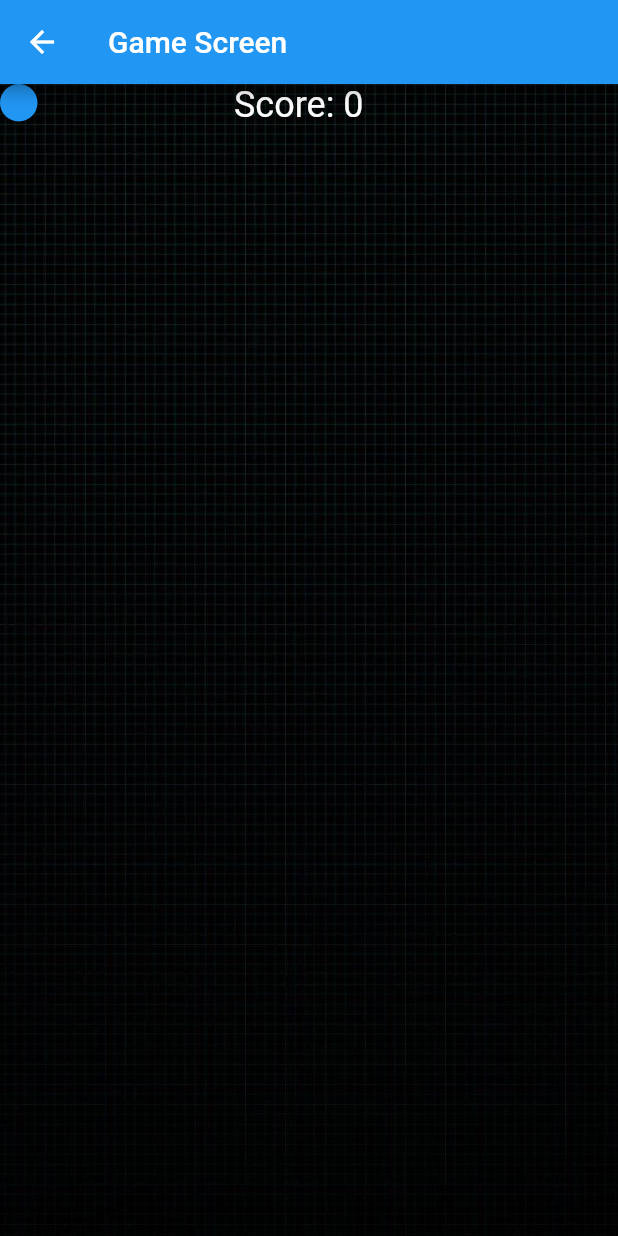
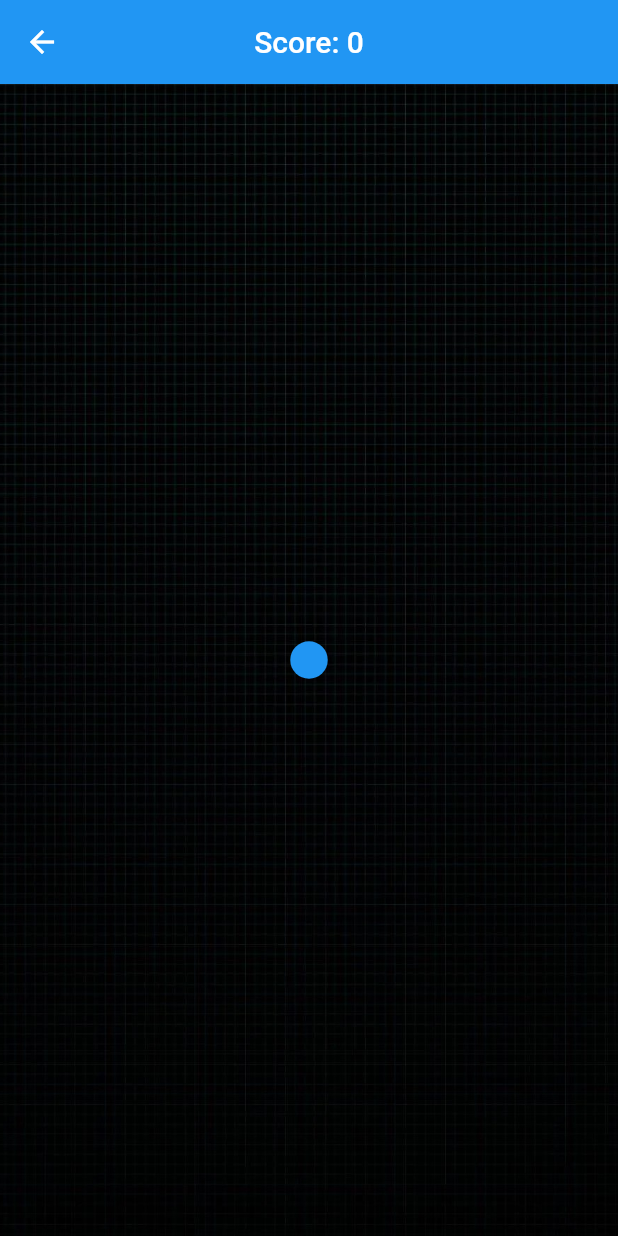
Before and after one commit to AlhasanChaaban/ProjectOne, a Flutter app: the screen it shows after launch, after a tap on "Start Game", on a phone screen of 412 x 824 dp. Run offline on Flutter 3.47's test engine with Material 2 defaults, Android fonts, the phone set to English and light mode, and no system bars.

Commit message:
save change

```diff
--- a/lib/game_screen.dart
+++ b/lib/game_screen.dart
@@ -18,7 +18,8 @@ class _GameScreenState extends State<GameScreen> {
   Widget build(BuildContext context) {
     return Scaffold(
       appBar: AppBar(
-        title: const Text('Game Screen'),
+        title: Text('Score: $score'),
+        centerTitle: true,
       ),
       body: Container(
         decoration: const BoxDecoration(
@@ -30,17 +31,17 @@ class _GameScreenState extends State<GameScreen> {
         child: Stack(
           children: <Widget>[
             Positioned(
-              left: circlePositionX,
-              top: circlePositionY,
               child: GestureDetector(
                 onTap: () {
                   setState(() {
                     score++;
                     // Set new random position
-                    circlePositionX = random.nextDouble() * 350;
-                    circlePositionY = random.nextDouble() * 500;
+                    circlePositionX = random.nextDouble() * 2 -1;
+                    circlePositionY = random.nextDouble() * 2 -1;
                   });
                 },
+                child: Container(
+                  alignment: Alignment(circlePositionX,circlePositionY),
                   child: Container(
                     width: circleSize,
                     height: circleSize,
@@ -51,13 +52,6 @@ class _GameScreenState extends State<GameScreen> {
                   ),
                 ),
                 ),
-            Positioned(
-              top: 0,
-              left: MediaQuery.of(context).size.width * 0.5 - 50,
-              child: Text(
-                'Score: $score',
-                style: const TextStyle(fontSize: 24, color: Colors.white),
-              ),
               ),
           ],
         ),
--- a/lib/main.dart
+++ b/lib/main.dart
@@ -26,7 +26,8 @@ class GameHomePage extends StatelessWidget {
   Widget build(BuildContext context) {
     return Scaffold(
       appBar: AppBar(
-        title: const Text('Home Page'),
+        title: const Text('Circle Game'),
+        centerTitle: true,
       ),
       body: Container(
         decoration: const BoxDecoration(
```
Lines whose indentation alone changed are shown as unchanged.
